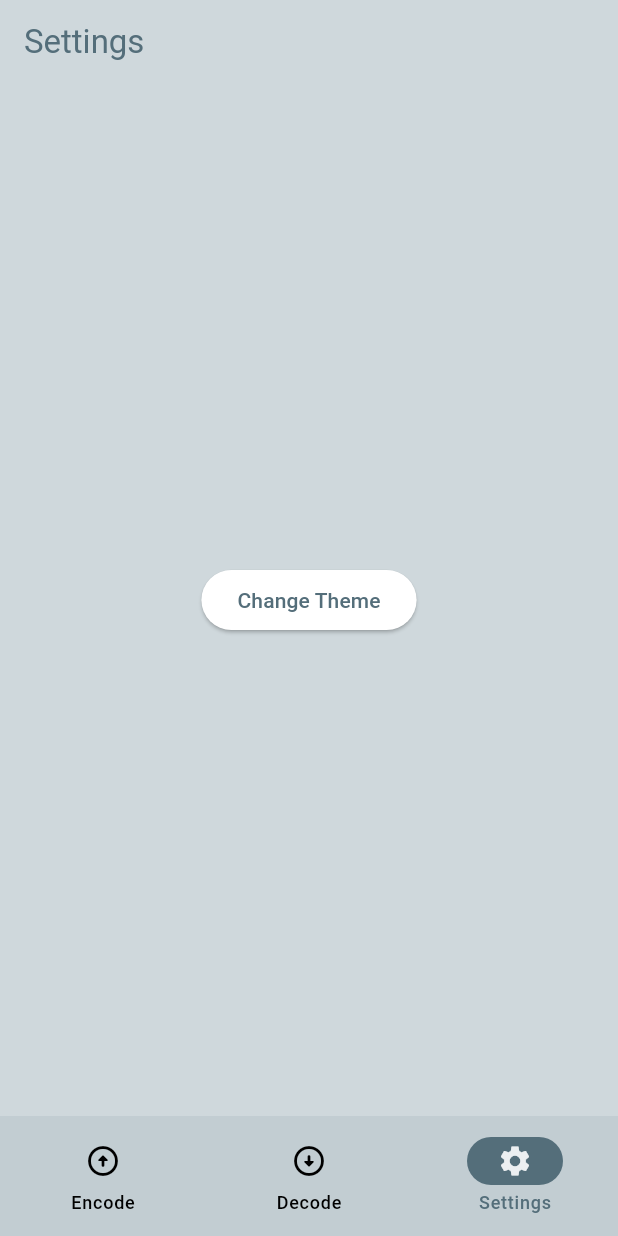
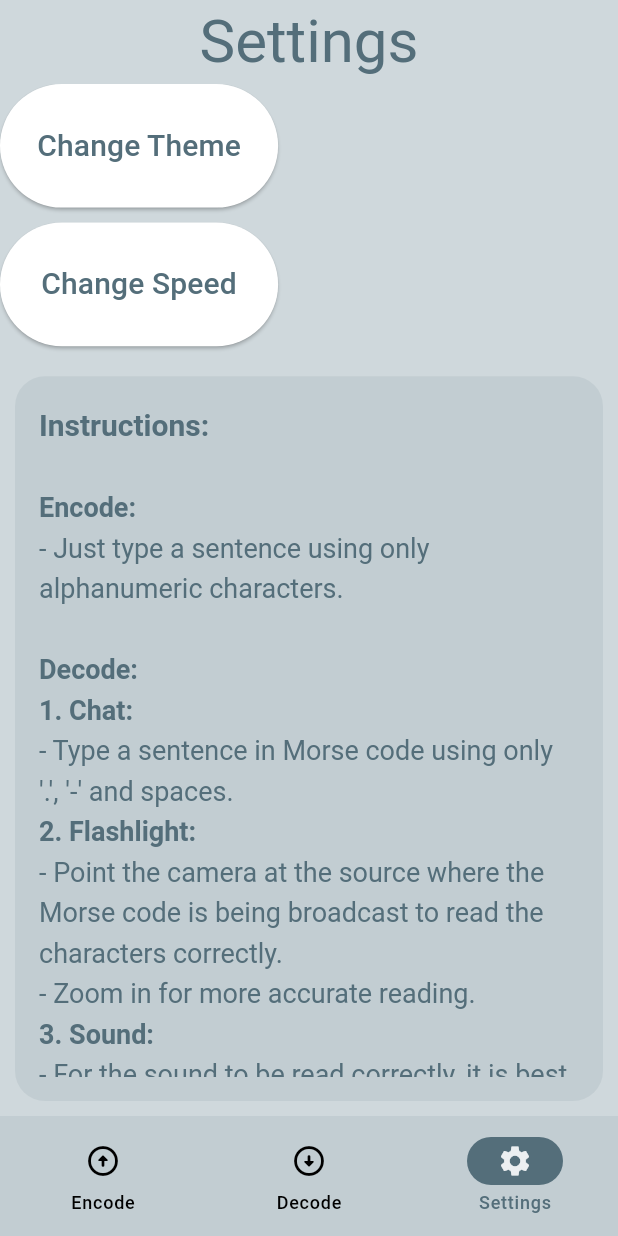
Before and after one commit to Lukas249/Morse-Code, a Flutter app: the screen it shows after launch, item 3 of the bottom bar chosen, on a phone screen of 412 x 824 dp. Run offline on Flutter 3.47's test engine with Material 3 defaults, Android fonts, the light colour scheme and no system bars; our stand-ins replace audioplayers, camera, fluttertoast, permission_handler, vibration; missing offline and left inert: flutter_sound, noise_meter, torch_light.

Commit message:
settings

```diff
--- a/lib/pages/settings/settings_screen.dart
+++ b/lib/pages/settings/settings_screen.dart
@@ -9,19 +9,122 @@ class SettingsScreen extends StatelessWidget {
   Widget build(BuildContext context) {
     final provider = Provider.of<ThemeProvider>(context);
     final theme = Theme.of(context);
+    final screenHeight = MediaQuery.of(context).size.height;
+    final screenWidth = MediaQuery.of(context).size.width;
 
     return Scaffold(
       appBar: AppBar(
         backgroundColor: theme.scaffoldBackgroundColor,
-        title: const Text('Settings'),
+        title: const Text(
+          'Settings',
+          style: TextStyle(
+            fontSize: 40,
+          ),
+        ),
+        centerTitle: true,
       ),
-      body: Center(
-        child: ElevatedButton(
-            onPressed: provider.toggleTheme,
-            child: const Text('Change Theme')
-        ),
+      body: Column(
+        crossAxisAlignment:
+            CrossAxisAlignment.start, // Align content to the left
+        children: [
+          SizedBox(
+            height: screenHeight * 0.10, // 15% of screen height
+            width: screenWidth * 0.45, // 15% of screen width
+            child: ElevatedButton(
+              onPressed: provider.toggleTheme,
+              child: const Text(
+                'Change Theme',
+                style: TextStyle(
+                  fontSize: 20,
+                ),
+              ),
+            ),
+          ),
+          const SizedBox(height: 10), // Add spacing between buttons
+          SizedBox(
+            height: screenHeight * 0.10,
+            width: screenWidth * 0.45,
+            child: ElevatedButton(
+              onPressed: () {},
+              child: const Text(
+                'Change Speed',
+                style: TextStyle(
+                  fontSize: 20,
+                ),
+              ),
+            ),
+          ),
+          const SizedBox(
+              height: 10), // Add spacing between buttons and container
+          Expanded(
+            child: Container(
+              width: double.infinity,
+              margin: const EdgeInsets.all(10.0),
+              padding: const EdgeInsets.all(16.0),
+              decoration: BoxDecoration(
+                borderRadius: BorderRadius.circular(20),
+                color: theme.colorScheme.onSurface.withOpacity(0.1),
+              ),
+              child: SingleChildScrollView(
+                child: RichText(
+                  text: TextSpan(
+                    style: TextStyle(
+                      fontSize: 18,
+                      color: theme.colorScheme.onSurface,
+                      height: 1.5, // Line height for better readability
+                    ),
+                    children: const[
+                      TextSpan(
+                        text: "Instructions:\n",
+                        style: TextStyle(
+                            fontWeight: FontWeight.bold, fontSize: 20),
+                      ),
+                      TextSpan(
+                        text: "\nEncode:\n",
+                        style: TextStyle(fontWeight: FontWeight.bold),
+                      ),
+                      TextSpan(
+                        text:
+                            "- Just type a sentence using only alphanumeric characters.\n",
+                      ),
+                      TextSpan(
+                        text: "\nDecode:\n",
+                        style: TextStyle(fontWeight: FontWeight.bold),
+                      ),
+                      TextSpan(
+                        text: "1. Chat:\n",
+                        style: TextStyle(fontWeight: FontWeight.bold),
+                      ),
+                      TextSpan(
+                        text:
+                            "- Type a sentence in Morse code using only '.', '-' and spaces.\n",
+                      ),
+                      TextSpan(
+                        text: "2. Flashlight:\n",
+                        style: TextStyle(fontWeight: FontWeight.bold),
+                      ),
+                      TextSpan(
+                        text:
+                            "- Point the camera at the source where the Morse code is being broadcast to read the characters correctly.\n"
+                            "- Zoom in for more accurate reading.\n",
+                      ),
+                      TextSpan(
+                        text: "3. Sound:\n",
+                        style: TextStyle(fontWeight: FontWeight.bold),
+                      ),
+                      TextSpan(
+                        text:
+                            "- For the sound to be read correctly, it is best to use our encoder to encode text into sound.\n"
+                            "- The decibel value must exceed 64 decibels during character transmission.\n",
+                      ),
+                    ],
+                  ),
+                ),
+              ),
+            ),
+          ),
+        ],
       ),
     );
   }
-
 }
```
